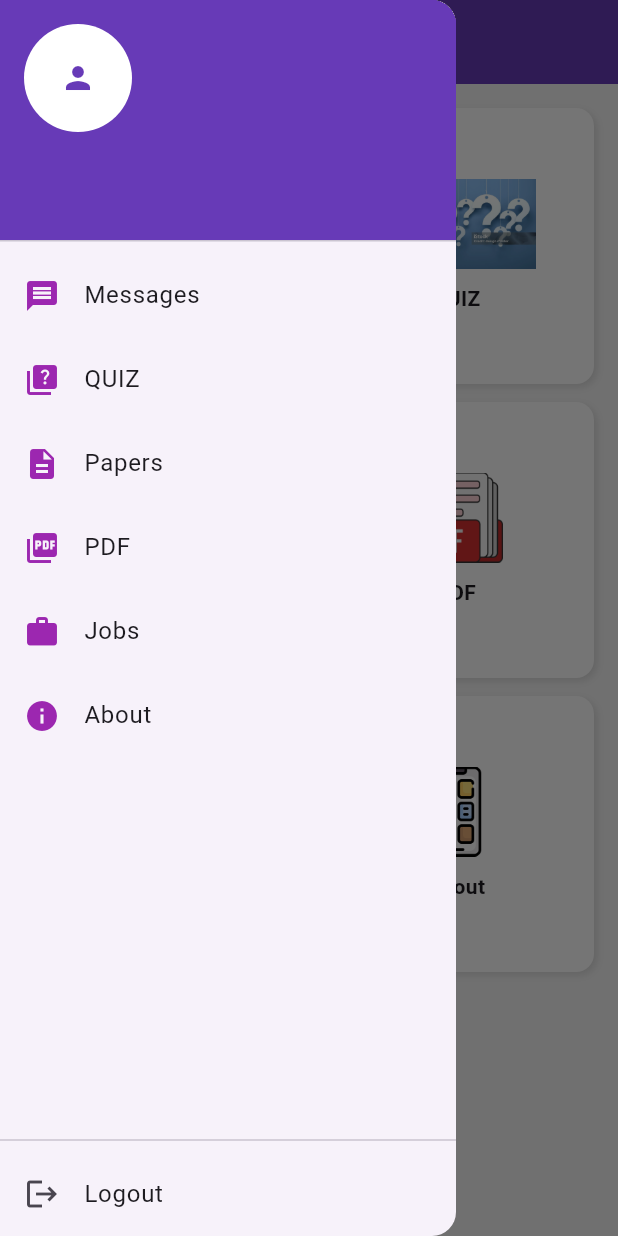
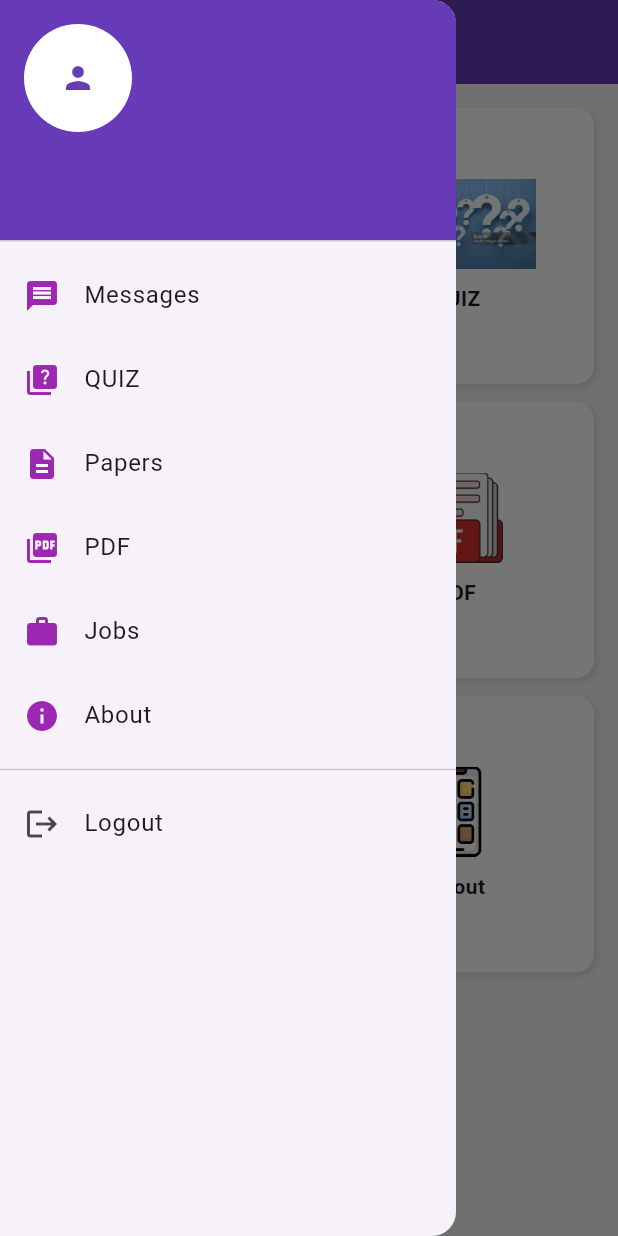
Before and after one commit to raju1979/merkur-flutter, a Flutter app: the UserDashboardPage screen opened directly, with the side drawer open, on a phone screen of 412 x 824 dp. Run offline on Flutter 3.47's test engine with Material 3 defaults, Android fonts, the phone set to English and light mode, and no system bars; our stand-ins replace jwt_decoder, shared_preferences; accounts and stored records are empty.

Commit message:
from mac
android build done

```diff
--- a/lib/app_drawer.dart
+++ b/lib/app_drawer.dart
@@ -31,7 +31,8 @@ class AppDrawer extends StatelessWidget {
         '${user.jwtPayload?['firstName'] ?? ''} ${user.jwtPayload?['lastName'] ?? ''}';
 
     return Drawer(
-      child: Column(
+      child: ListView(
+        padding: EdgeInsets.zero,
         children: [
           UserAccountsDrawerHeader(
             accountName: Text(fullName),
@@ -44,10 +45,6 @@ class AppDrawer extends StatelessWidget {
               color: Colors.deepPurple,
             ),
           ),
-          Expanded(
-            child: ListView(
-              padding: EdgeInsets.zero,
-              children: [
           _createDrawerItem(
             icon: Icons.message,
             text: 'Messages',
@@ -87,9 +84,6 @@ class AppDrawer extends StatelessWidget {
               text: 'About',
               color: _getRandomColor(),
               onTap: () {}),
-              ],
-            ),
-          ),
           const Divider(),
           ListTile(
             leading: const Icon(Icons.logout),
```
Also changed, not shown: pubspec.lock, 11 other files. Lines whose indentation alone changed are shown as unchanged.
